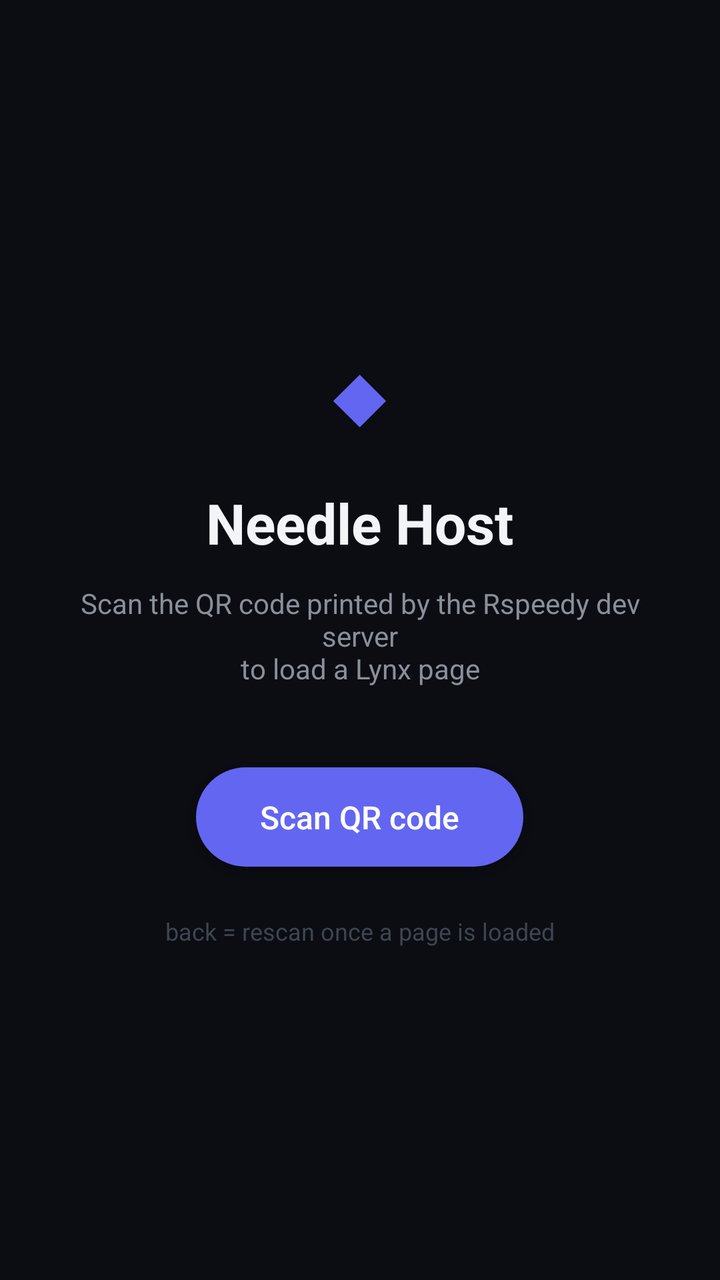
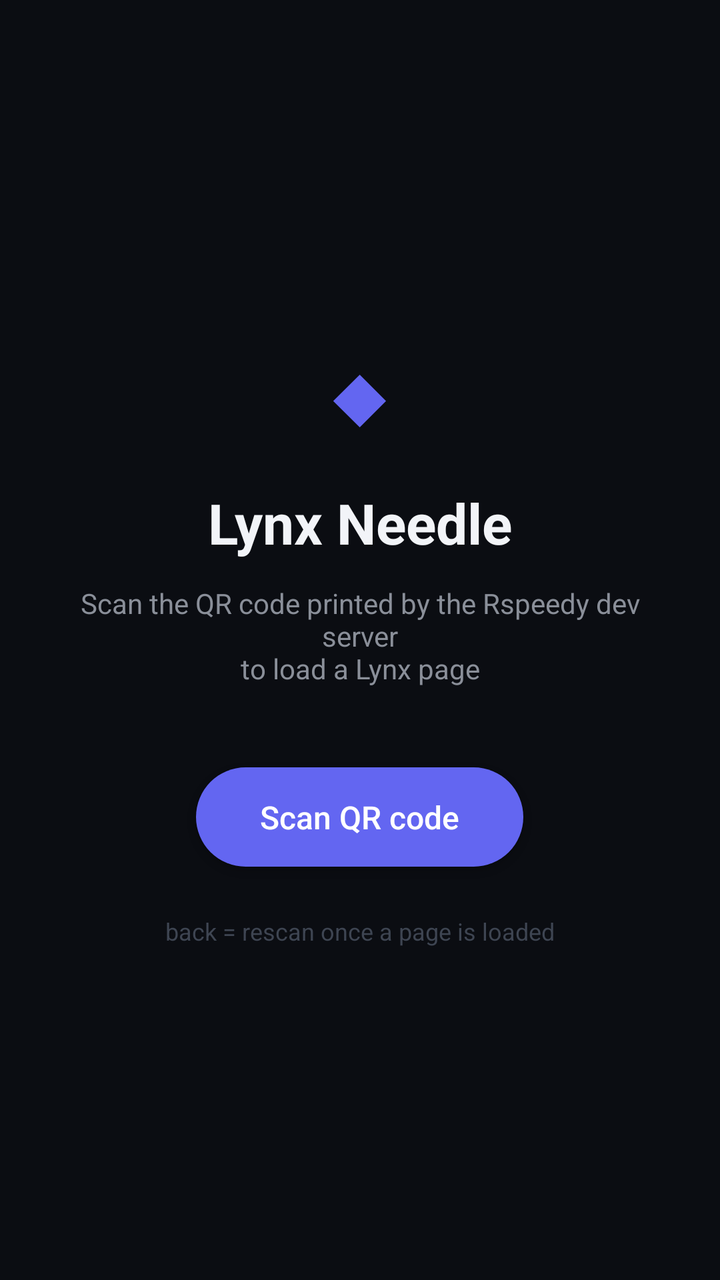

The first picture is an Android layout as it rendered before a commit; the second is the same layout after the commit. The layout source and the unified diff follow.
<!-- AndroidManifest.xml: application theme android:Theme.Material.NoActionBar -->
<!-- res/layout/activity_main.xml -->
<?xml version="1.0" encoding="utf-8"?>
<FrameLayout xmlns:android="http://schemas.android.com/apk/res/android"
    android:layout_width="match_parent"
    android:layout_height="match_parent"
    android:background="#0B0D12">

    <FrameLayout
        android:id="@+id/lynx_container"
        android:layout_width="match_parent"
        android:layout_height="match_parent" />

    <LinearLayout
        android:id="@+id/empty_state"
        android:layout_width="match_parent"
        android:layout_height="match_parent"
        android:gravity="center"
        android:orientation="vertical"
        android:padding="32dp">

        <TextView
            android:layout_width="wrap_content"
            android:layout_height="wrap_content"
            android:text="◆"
            android:textColor="#6366F1"
            android:textSize="44sp" />

        <TextView
            android:layout_width="wrap_content"
            android:layout_height="wrap_content"
            android:layout_marginTop="16dp"
            android:text="Needle Host"
            android:textColor="#F2F4F8"
            android:textSize="28sp"
            android:textStyle="bold" />

        <TextView
            android:layout_width="wrap_content"
            android:layout_height="wrap_content"
            android:layout_marginTop="12dp"
            android:gravity="center"
            android:text="Scan the QR code printed by the Rspeedy dev server\nto load a Lynx page"
            android:textColor="#8A8F99"
            android:textSize="14sp" />

        <Button
            android:id="@+id/scan_button"
            android:layout_width="wrap_content"
            android:layout_height="wrap_content"
            android:layout_marginTop="40dp"
            android:background="@drawable/accent_button"
            android:paddingStart="32dp"
            android:paddingTop="14dp"
            android:paddingEnd="32dp"
            android:paddingBottom="14dp"
            android:text="Scan QR code"
            android:textAllCaps="false"
            android:textColor="#FFFFFF"
            android:textSize="16sp" />

        <TextView
            android:layout_width="wrap_content"
            android:layout_height="wrap_content"
            android:layout_marginTop="24dp"
            android:text="back = rescan once a page is loaded"
            android:textColor="#3E4552"
            android:textSize="12sp" />
    </LinearLayout>

</FrameLayout>
<!-- resources referenced by this layout -->
<resources>
  <!-- drawable accent_button (drawable) -->
  <?xml version="1.0" encoding="utf-8"?>
  <shape xmlns:android="http://schemas.android.com/apk/res/android" android:shape="rectangle">
      <solid android:color="#6366F1" />
      <corners android:radius="28dp" />
  </shape>
</resources>

<!-- the commit's change to res/layout/activity_main.xml (unified diff, before → after) -->
@@ -28,7 +28,7 @@
             android:layout_width="wrap_content"
             android:layout_height="wrap_content"
             android:layout_marginTop="16dp"
-            android:text="Needle Host"
+            android:text="Lynx Needle"
             android:textColor="#F2F4F8"
             android:textSize="28sp"
             android:textStyle="bold" />
